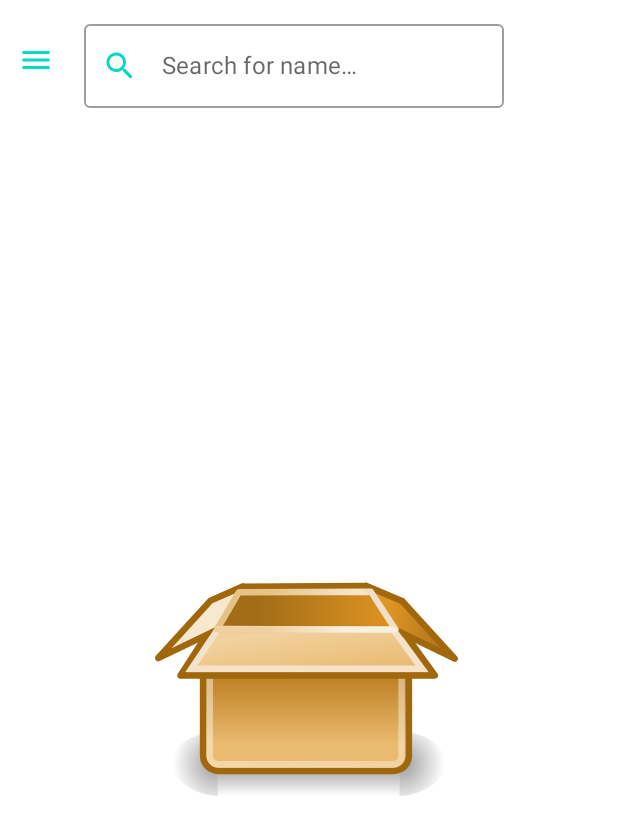
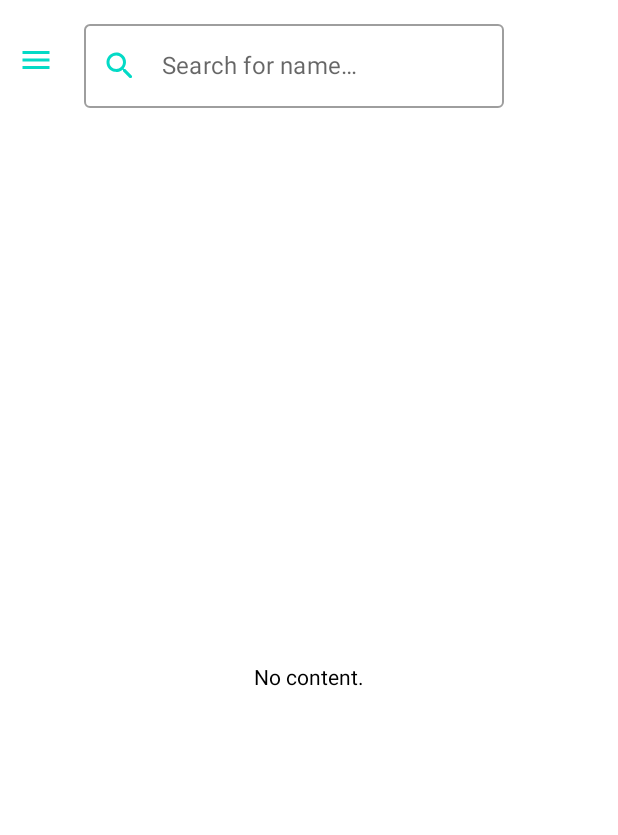
Before and after one commit to patrikkarolyi/dogs, an Android app built with Jetpack Compose: the screen it shows after launch (MainActivity), on a phone screen of 412 x 824 dp. Shown: the top 835 px of the screen. Run offline under Robolectric (Android 15) with nearby library versions, the phone set to English and light mode, and no system bars; our stand-ins replace Dagger/Hilt's generated code, Room's generated code; 6 statements that could not run were skipped.

Commit message:
Add animation on emptyContent view

```diff
--- a/app/src/main/java/com/example/dogs/ui/common/EmptyContent.kt
+++ b/app/src/main/java/com/example/dogs/ui/common/EmptyContent.kt
@@ -1,27 +1,44 @@
 package com.example.dogs.ui.common
 
-import androidx.compose.foundation.Image
+import androidx.compose.animation.AnimatedVisibility
+import androidx.compose.animation.core.LinearEasing
+import androidx.compose.animation.core.tween
+import androidx.compose.animation.fadeIn
+import androidx.compose.animation.fadeOut
 import androidx.compose.foundation.layout.Box
 import androidx.compose.foundation.layout.fillMaxSize
-import androidx.compose.foundation.layout.fillMaxWidth
+import androidx.compose.material.Text
 import androidx.compose.runtime.Composable
+import androidx.compose.runtime.LaunchedEffect
+import androidx.compose.runtime.getValue
+import androidx.compose.runtime.mutableStateOf
+import androidx.compose.runtime.remember
+import androidx.compose.runtime.setValue
 import androidx.compose.ui.Alignment
 import androidx.compose.ui.Modifier
-import androidx.compose.ui.graphics.vector.ImageVector
-import androidx.compose.ui.layout.ContentScale
-import androidx.compose.ui.res.vectorResource
+import androidx.compose.ui.res.stringResource
 import com.example.dogs.R
+import kotlinx.coroutines.delay
 
 @Composable
 fun EmptyContent() {
+    var isVisible by remember {
+        mutableStateOf(false)
+    }
+
+    LaunchedEffect(Unit) {
+        delay(1000)
+        isVisible = true
+    }
+
     Box(modifier = Modifier.fillMaxSize()) {
-        Image(
-            imageVector = ImageVector.vectorResource(id = R.drawable.ic_empty),
-            contentDescription = "",
-            contentScale = ContentScale.FillWidth,
-            modifier = Modifier
-                .fillMaxWidth(0.5f)
-                .align(Alignment.Center)
-        )
+        AnimatedVisibility(
+            visible = isVisible,
+            exit = fadeOut(animationSpec = tween(2000, easing = LinearEasing)),
+            enter = fadeIn(animationSpec = tween(2000, easing = LinearEasing)),
+            modifier = Modifier.align(Alignment.Center)
+        ) {
+            Text(text = stringResource(R.string.no_content))
+        }
     }
 }
--- a/app/src/main/java/com/example/dogs/ui/list/ListScreen.kt
+++ b/app/src/main/java/com/example/dogs/ui/list/ListScreen.kt
@@ -36,6 +36,7 @@ import com.example.dogs.ui.common.ListContent
 import com.example.dogs.ui.common.NavDrawer
 import com.example.dogs.ui.common.SearchBar
 import kotlinx.coroutines.CoroutineScope
+import kotlinx.coroutines.flow.collectLatest
 import kotlinx.coroutines.launch
 
 @OptIn(ExperimentalMaterialApi::class)
@@ -51,6 +52,21 @@ fun ListScreen(
     val drawerState = rememberDrawerState(initialValue = DrawerValue.Closed)
     val viewState by viewModel.uiState.collectAsState()
     val filter by viewModel.currentFilter.collectAsState()
+
+    LaunchedEffect(coroutineScope) {
+        viewModel.errorMessage.collectLatest { message ->
+            val snackbarResult = scaffoldState.snackbarHostState.showSnackbar(
+                message = message,
+                actionLabel = "retry"
+            )
+            when (snackbarResult) {
+                SnackbarResult.Dismissed -> {}
+                SnackbarResult.ActionPerformed -> {
+                    viewModel.refreshAllBreeds()
+                }
+            }
+        }
+    }
 
     NavDrawer(
         drawerState = drawerState,
@@ -100,24 +116,10 @@ fun ListScreen(
                     }
                 }
                 PullRefreshIndicator(
-                    refreshing,
-                    pullRefreshState,
-                    Modifier.align(Alignment.TopCenter)
+                    refreshing = refreshing,
+                    state = pullRefreshState,
+                    modifier = Modifier.align(Alignment.TopCenter)
                 )
-            }
-            LaunchedEffect(coroutineScope) {
-                viewModel.errorMessage.collect { message ->
-                    val snackbarResult = scaffoldState.snackbarHostState.showSnackbar(
-                        message = message,
-                        actionLabel = "Retry",
-                    )
-                    when (snackbarResult) {
-                        SnackbarResult.Dismissed -> {}
-                        SnackbarResult.ActionPerformed -> {
-                            viewModel.refreshAllBreeds()
-                        }
-                    }
-                }
             }
         }
     }
--- a/app/src/main/res/values/strings.xml
+++ b/app/src/main/res/values/strings.xml
@@ -8,4 +8,5 @@
     <string name="images">Images</string>
     <string name="favorites">Favorites</string>
     <string name="all">All</string>
+    <string name="no_content">No content.</string>
 </resources>
```
Also changed, not shown: app/src/main/java/com/example/dogs/ui/details/DetailsScreen.kt (+14 -15 lines), app/src/main/java/com/example/dogs/ui/details/DetailsViewModel.kt (+19 -7 lines).
